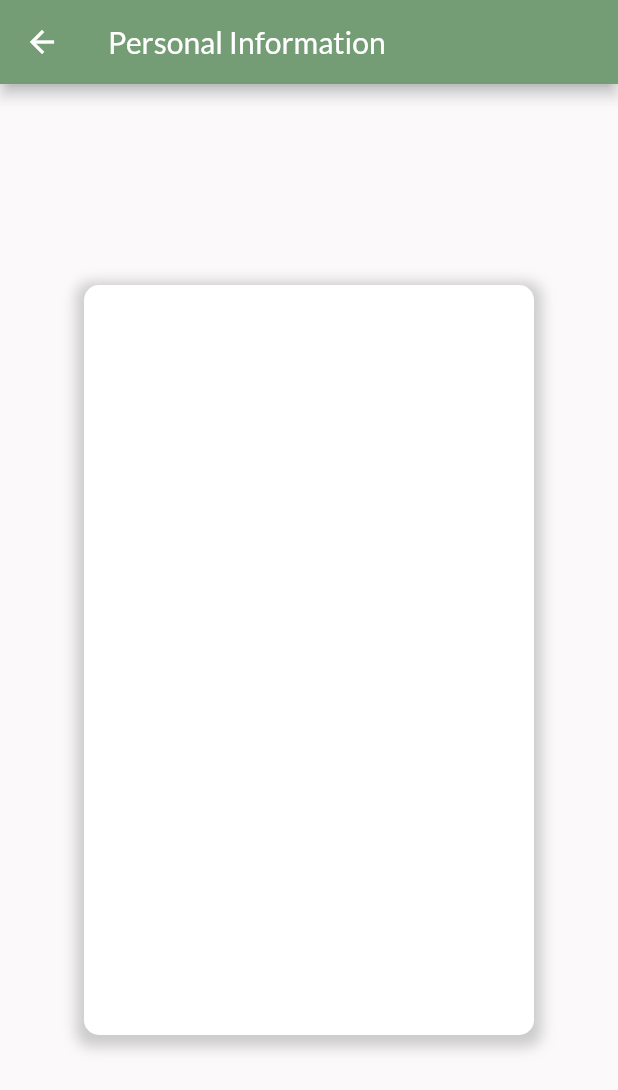
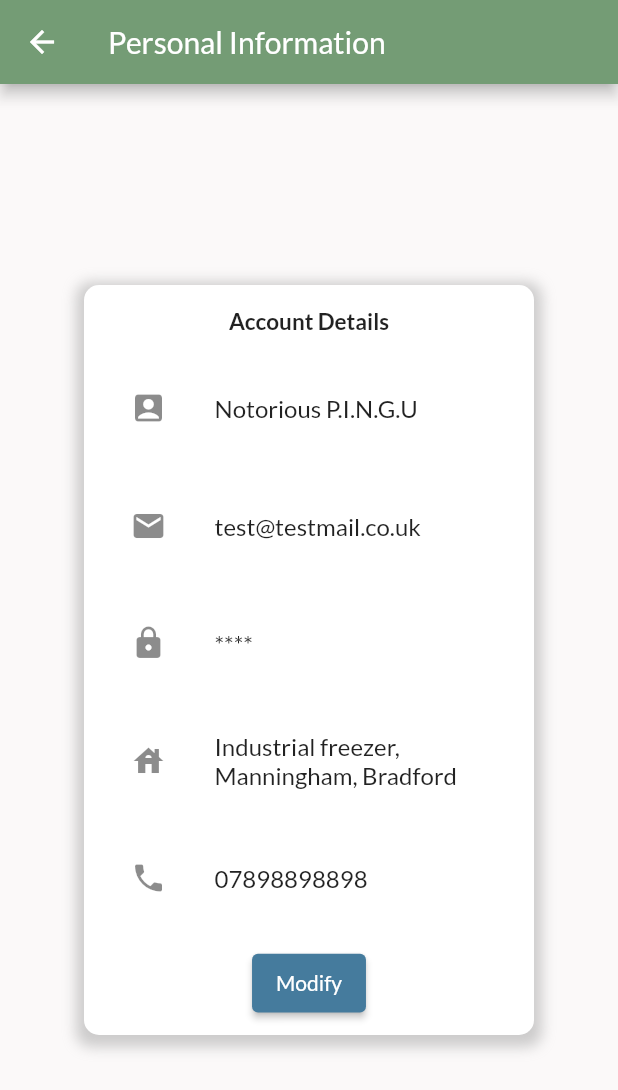
Before and after one commit to Bunksly/frontend-project, a Flutter app: the UserProfile screen opened by its route, after a tap on "Personal Information", on a phone screen of 412 x 824 dp. Shown: the top 1090 px of the screen. Run offline on Flutter 3.47's test engine with Material 2 defaults, Android fonts, the phone set to English and light mode, and no system bars; our stand-ins replace dropdown_search, google_fonts, google_maps_flutter; missing offline and left inert: flutter_google_street_view; network calls fail.

Commit message:
added pages and links to pages originating from userprofile page including mockdata

```diff
--- a/lib/karma.dart
+++ b/lib/karma.dart
@@ -1,10 +1,12 @@
 import 'package:flutter/material.dart';
 
 class Karma extends StatelessWidget {
-  const Karma({Key? key}) : super(key: key);
+  final Map data;
+  const Karma({Key? key, required this.data}) : super(key: key);
 
   @override
   Widget build(BuildContext context) {
-    return Container();
+    return Scaffold(
+        appBar: AppBar(title: Text("Karma")), body: Text(data["karma"]));
   }
 }
--- a/lib/personal_information.dart
+++ b/lib/personal_information.dart
@@ -32,7 +32,45 @@ class PersonalInfo extends StatelessWidget {
                         ]),
                     child: Form(
                       key: formKey,
-                      child: Column(children: []),
+                      child: Column(children: [
+                        Expanded(
+                            child: Text(
+                          "Account Details",
+                          style: TextStyle(
+                              fontWeight: FontWeight.bold, fontSize: 15),
+                        )),
+                        Expanded(
+                            flex: 2,
+                            child: ListTile(
+                                leading: Icon(Icons.account_box),
+                                title: Text(data["name"]))),
+                        Expanded(
+                            flex: 2,
+                            child: ListTile(
+                                leading: Icon(Icons.email),
+                                title: Text(data["email"]))),
+                        Expanded(
+                            flex: 2,
+                            child: ListTile(
+                                leading: Icon(Icons.lock),
+                                title: Text("****"))),
+                        Expanded(
+                            flex: 2,
+                            child: ListTile(
+                                leading: Icon(Icons.house),
+                                title: Text(data["address"]))),
+                        Expanded(
+                            flex: 2,
+                            child: ListTile(
+                                leading: Icon(Icons.phone),
+                                title: Text(data["number"]))),
+                        Expanded(
+                            child: ElevatedButton(
+                                onPressed: () {
+                                  print("insert useful functionality here");
+                                },
+                                child: Text("Modify")))
+                      ]),
                     )))));
   }
 }
--- a/lib/user-profile.dart
+++ b/lib/user-profile.dart
@@ -1,5 +1,7 @@
 import 'package:flutter/material.dart';
+import 'package:frontend/karma.dart';
 import 'package:frontend/personal_information.dart';
+import 'package:frontend/pledged_items.dart';
 
 class UserProfile extends StatefulWidget {
   const UserProfile({Key? key}) : super(key: key);
@@ -14,8 +16,13 @@ class _UserProfileState extends State<UserProfile> {
     'image':
         'https://images.unsplash.com/photo-1598439119086-35655b8c333d?ixlib=rb-1.2.1&ixid=MnwxMjA3fDB8MHxwaG90by1wYWdlfHx8fGVufDB8fHx8&auto=format&fit=crop&w=1740&q=80',
     'address': 'Industrial freezer, Manningham, Bradford',
-    'number': 07898898898,
-    'email': 'test@testmail.co.uk'
+    'number': '07898898898',
+    'email': 'test@testmail.co.uk',
+    'karma': '150',
+    'pledges': [
+      {"charity": "Leeds Foodbank", "item": "Bottles of Milk", "amount": "50"},
+      {"charity": "Charitable Cause", "item": "Bags of Pasta", "amount": "200"},
+    ]
   };
   @override
   Widget build(BuildContext context) {
@@ -65,12 +72,24 @@ class _UserProfileState extends State<UserProfile> {
                       child: ListTile(
                           leading: Icon(Icons.check_circle_outline),
                           title: Text('Pledged Items'),
-                          onTap: () => print("Chickens"))),
+                          onTap: () => {
+                                Navigator.of(context).push(
+                                  MaterialPageRoute(
+                                      builder: (context) =>
+                                          PledgedItems(data: userData)),
+                                )
+                              })),
                   Card(
                       child: ListTile(
                           leading: Icon(Icons.favorite_border),
                           title: Text('Karma'),
-                          onTap: () => print("Chickens"))),
+                          onTap: () => {
+                                Navigator.of(context).push(
+                                  MaterialPageRoute(
+                                      builder: (context) =>
+                                          Karma(data: userData)),
+                                )
+                              })),
                 ],
               ))
             ]),
```
Also changed, not shown: lib/pledged_items.dart (+13 -2 lines).
